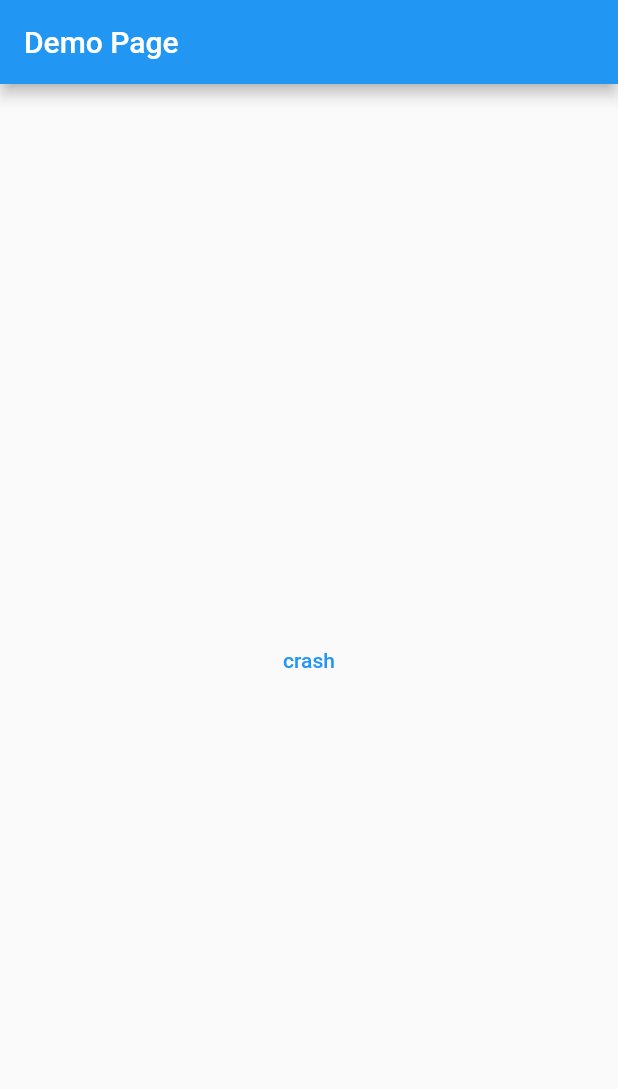
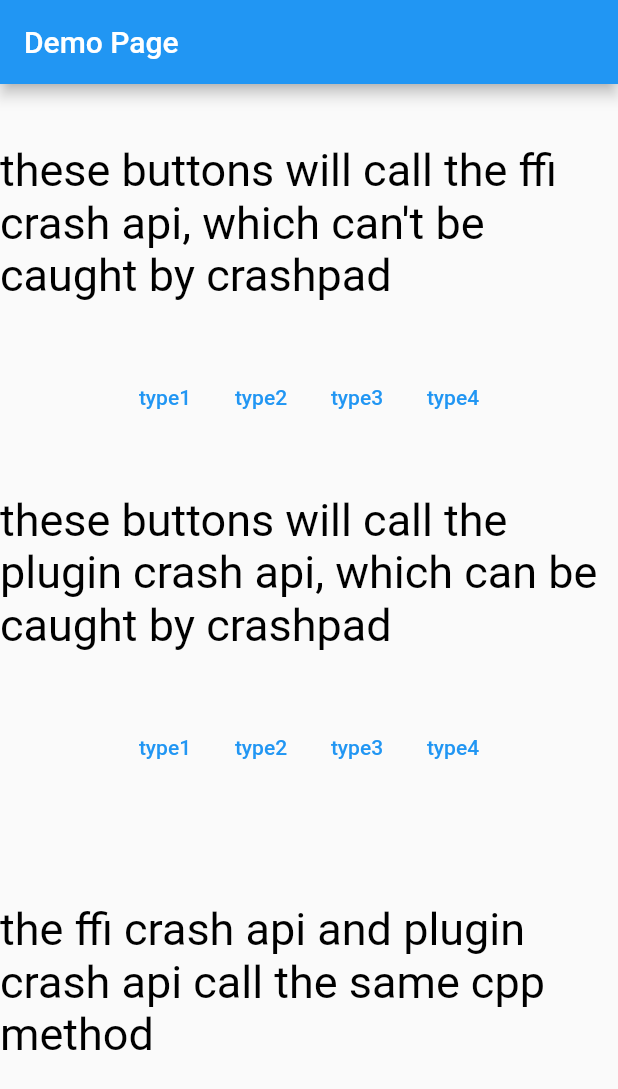
Before and after one commit to Arctuition/dart-ffi-crash, a Flutter app: the screen it shows after launch, on a phone screen of 412 x 824 dp. Shown: the top 1089 px of the screen. Run offline on Flutter 3.47's test engine with Material 2 defaults, Android fonts, the phone set to English and light mode, and no system bars; our stand-ins replace plugin_platform_interface; missing offline and left inert: dart:ffi.

Commit message:
add test crash plugin

```diff
--- a/lib/main.dart
+++ b/lib/main.dart
@@ -1,5 +1,6 @@
 import 'package:dart_ffi_crash/app_ffi.dart';
 import 'package:flutter/material.dart';
+import 'package:test_crash/test_crash.dart';
 
 void main() {
   runApp(const App());
@@ -11,7 +12,7 @@ class App extends StatelessWidget {
   @override
   Widget build(BuildContext context) {
     return const MaterialApp(
-      title: 'FFI Crash Demo',
+      title: 'Windows Crash Demo',
       home: Home(title: 'Demo Page'),
     );
   }
@@ -27,8 +28,12 @@ class Home extends StatefulWidget {
 }
 
 class _HomeState extends State<Home> {
-  makeCrash() {
+  ffiCrash() {
     getAppApi().StartCPP();
+  }
+
+  pluginCrash(int type) {
+    TestCrash.makeCrash(type);
   }
 
   @override
@@ -37,10 +42,71 @@ class _HomeState extends State<Home> {
       appBar: AppBar(
         title: Text(widget.title),
       ),
-      body: Center(
-        child: TextButton(
-          onPressed: makeCrash,
-          child: const Text('crash'),
+      body: DefaultTextStyle(
+        style: const TextStyle(fontSize: 30, color: Colors.black),
+        child: Column(
+          children: [
+            const Padding(
+              padding: EdgeInsets.symmetric(vertical: 40),
+              child: Text(
+                'these buttons will call the ffi crash api, which can\'t be caught by crashpad',
+              ),
+            ),
+            Row(
+              mainAxisAlignment: MainAxisAlignment.center,
+              children: [
+                TextButton(
+                  onPressed: ffiCrash,
+                  child: const Text('type1'),
+                ),
+                TextButton(
+                  onPressed: ffiCrash,
+                  child: const Text('type2'),
+                ),
+                TextButton(
+                  onPressed: ffiCrash,
+                  child: const Text('type3'),
+                ),
+                TextButton(
+                  onPressed: ffiCrash,
+                  child: const Text('type4'),
+                ),
+              ],
+            ),
+            const Padding(
+              padding: EdgeInsets.symmetric(vertical: 40),
+              child: Text(
+                'these buttons will call the plugin crash api, which can be caught by crashpad',
+              ),
+            ),
+            Row(
+              mainAxisAlignment: MainAxisAlignment.center,
+              children: [
+                TextButton(
+                  onPressed: () => pluginCrash(1),
+                  child: const Text('type1'),
+                ),
+                TextButton(
+                  onPressed: () => pluginCrash(2),
+                  child: const Text('type2'),
+                ),
+                TextButton(
+                  onPressed: () => pluginCrash(3),
+                  child: const Text('type3'),
+                ),
+                TextButton(
+                  onPressed: () => pluginCrash(4),
+                  child: const Text('type4'),
+                ),
+              ],
+            ),
+            const Padding(
+              padding: EdgeInsets.symmetric(vertical: 80),
+              child: Text(
+                'the ffi crash api and plugin crash api call the same cpp method',
+              ),
+            ),
+          ],
         ),
       ),
     );
--- /dev/null
+++ b/plugins/test_crash/analysis_options.yaml
@@ -0,0 +1,4 @@
+include: package:flutter_lints/flutter.yaml
+
+# Additional information about this file can be found at
+# https://dart.dev/guides/language/analysis-options
--- /dev/null
+++ b/plugins/test_crash/lib/test_crash.dart
@@ -0,0 +1,14 @@
+// You have generated a new plugin project without specifying the `--platforms`
+// flag. A plugin project with no platform support was generated. To add a
+// platform, run `flutter create -t plugin --platforms <platforms> .` under the
+// same directory. You can also find a detailed instruction on how to add
+// platforms in the `pubspec.yaml` at
+// https://flutter.dev/docs/development/packages-and-plugins/developing-packages#plugin-platforms.
+
+import 'test_crash_platform_interface.dart';
+
+class TestCrash {
+  static void makeCrash(int type) {
+    return TestCrashPlatform.instance.makeCrash(type);
+  }
+}
--- /dev/null
+++ b/plugins/test_crash/lib/test_crash_platform_interface.dart
@@ -0,0 +1,29 @@
+import 'package:plugin_platform_interface/plugin_platform_interface.dart';
+
+import 'test_crash_method_channel.dart';
+
+abstract class TestCrashPlatform extends PlatformInterface {
+  /// Constructs a TestCrashPlatform.
+  TestCrashPlatform() : super(token: _token);
+
+  static final Object _token = Object();
+
+  static TestCrashPlatform _instance = MethodChannelTestCrash();
+
+  /// The default instance of [TestCrashPlatform] to use.
+  ///
+  /// Defaults to [MethodChannelTestCrash].
+  static TestCrashPlatform get instance => _instance;
+
+  /// Platform-specific implementations should set this with their own
+  /// platform-specific class that extends [TestCrashPlatform] when
+  /// they register themselves.
+  static set instance(TestCrashPlatform instance) {
+    PlatformInterface.verifyToken(instance, _token);
+    _instance = instance;
+  }
+
+  void makeCrash(int type) {
+    throw UnimplementedError('makeCrash() has not been implemented.');
+  }
+}
```
Also changed, not shown: plugins/test_crash/lib/test_crash_method_channel.dart (added, +16 -0 lines), plugins/test_crash/pubspec.yaml (added, +75 -0 lines), pubspec.yaml (+4 -72 lines), 11 other files.
